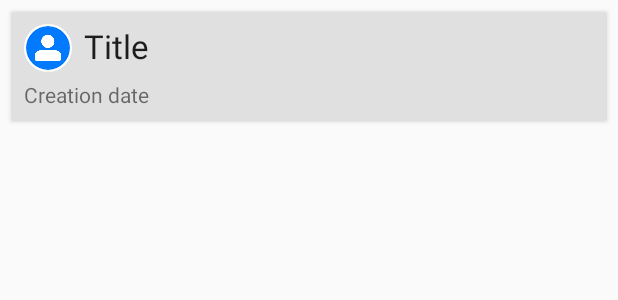
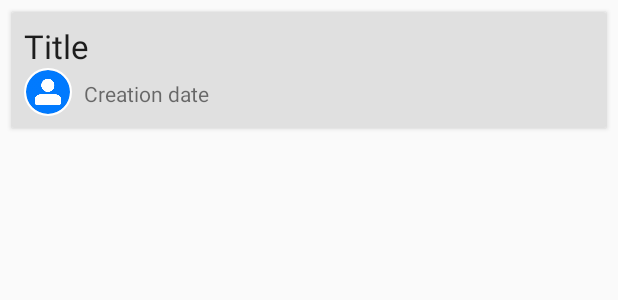
Before and after one commit to karldusenbery/AmpliVoiceTest2, an Android app: the layout note_item.xml on its own in the app's theme, with its tools: preview values and no code run, on a phone screen of 412 x 824 dp. Shown: the top 300 px of the screen. Run offline under Robolectric (Android 15) with nearby library versions, the phone set to English and light mode, and no system bars.

Commit message:
Changed layout of note list to have profile icon to the left of the date and the add button to a microphone icon.

```diff
--- a/app/src/main/res/layout/activity_notes.xml
+++ b/app/src/main/res/layout/activity_notes.xml
@@ -16,7 +16,7 @@ android:layout_height="match_parent">
     android:layout_gravity="bottom|end"
     android:layout_margin="16dp"
     android:focusable="true"
-    android:src="@drawable/ic_action_add"
+    android:src="@drawable/ic_action_record"
     app:backgroundTint="@color/ampliBlue"
     app:fabSize="auto"
     app:layout_anchorGravity="right|bottom" />
--- a/app/src/main/res/layout/note_item.xml
+++ b/app/src/main/res/layout/note_item.xml
@@ -13,33 +13,35 @@
         android:layout_height="match_parent"
         android:padding="8dp">
 
+        <TextView
+            android:id="@+id/text_view_title"
+            android:layout_width="wrap_content"
+            android:layout_height="wrap_content"
+            android:layout_alignParentStart="true"
+            android:text="Title"
+            android:maxLines="1"
+            android:ellipsize="end"
+            android:textAppearance="@style/TextAppearance.AppCompat.Large" />
+
         <de.hdodenhof.circleimageview.CircleImageView
             android:id="@+id/circle_image_view_profile_image"
             android:layout_width="32dp"
             android:layout_height="32dp"
             android:layout_alignParentStart="true"
+            android:layout_below="@+id/text_view_title"
             android:src="@drawable/profile"
             android:padding="0dp"
             app:civ_border_width="1dp"
             app:civ_border_color="@color/colorWhite"/>
 
-        <TextView
-            android:id="@+id/text_view_title"
-            android:layout_width="wrap_content"
-            android:layout_height="wrap_content"
-            android:layout_toEndOf="@id/circle_image_view_profile_image"
-            android:layout_marginStart="8dp"
-            android:text="Title"
-            android:maxLines="1"
-            android:ellipsize="end"
-            android:textAppearance="@style/TextAppearance.AppCompat.Large" />
 
         <TextView
             android:id="@+id/text_view_creation_date"
             android:layout_width="wrap_content"
             android:layout_height="wrap_content"
-            android:layout_alignParentStart="true"
-            android:layout_marginTop="8dp"
+            android:layout_toEndOf="@+id/circle_image_view_profile_image"
+            android:layout_marginTop="7dp"
+            android:layout_marginStart="8dp"
             android:text="Creation date"
             android:maxLines="1"
             android:ellipsize="end"
```
